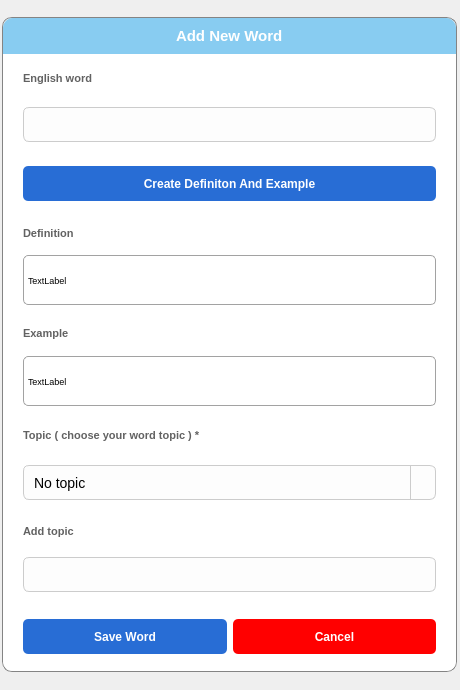
yuukun123/LexiLand, file UI/forms/add_vocabulary.ui: the form before one commit.
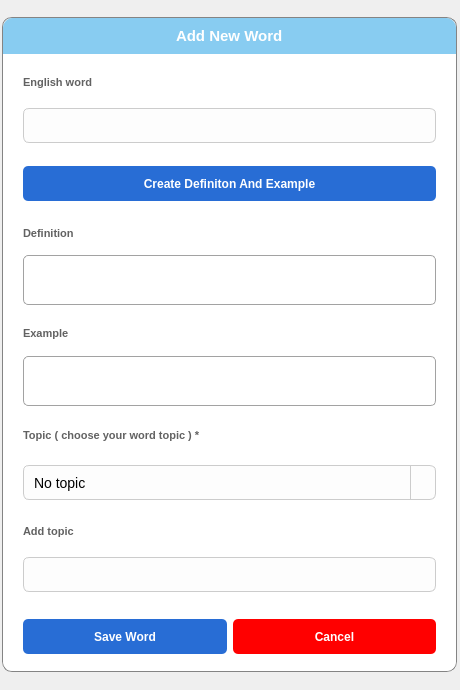
The form after the commit. Icons and pictures are not drawn.

```diff
--- a/UI/forms/add_vocabulary.ui
+++ b/UI/forms/add_vocabulary.ui
@@ -207,6 +207,12 @@
             </item>
             <item>
              <widget class="QFrame" name="frame_12">
+              <property name="maximumSize">
+               <size>
+                <width>16777215</width>
+                <height>50</height>
+               </size>
+              </property>
               <property name="frameShape">
                <enum>QFrame::StyledPanel</enum>
               </property>
@@ -443,7 +449,7 @@
                   <enum>QFrame::StyledPanel</enum>
                  </property>
                  <property name="text">
-                  <string>TextLabel</string>
+                  <string/>
                  </property>
                  <property name="wordWrap">
                   <bool>true</bool>
@@ -573,7 +579,7 @@
                   <enum>QFrame::StyledPanel</enum>
                  </property>
                  <property name="text">
-                  <string>TextLabel</string>
+                  <string/>
                  </property>
                  <property name="wordWrap">
                   <bool>true</bool>
```
Left out of the diff: 23 changed lines with no effect on the pictures.
